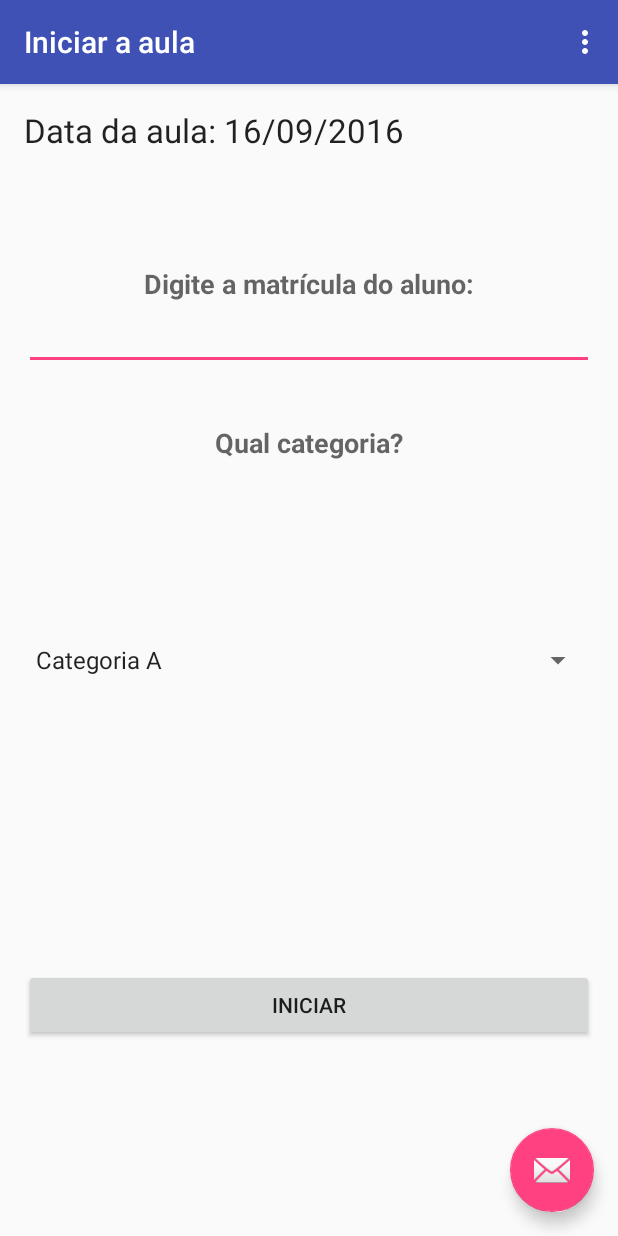
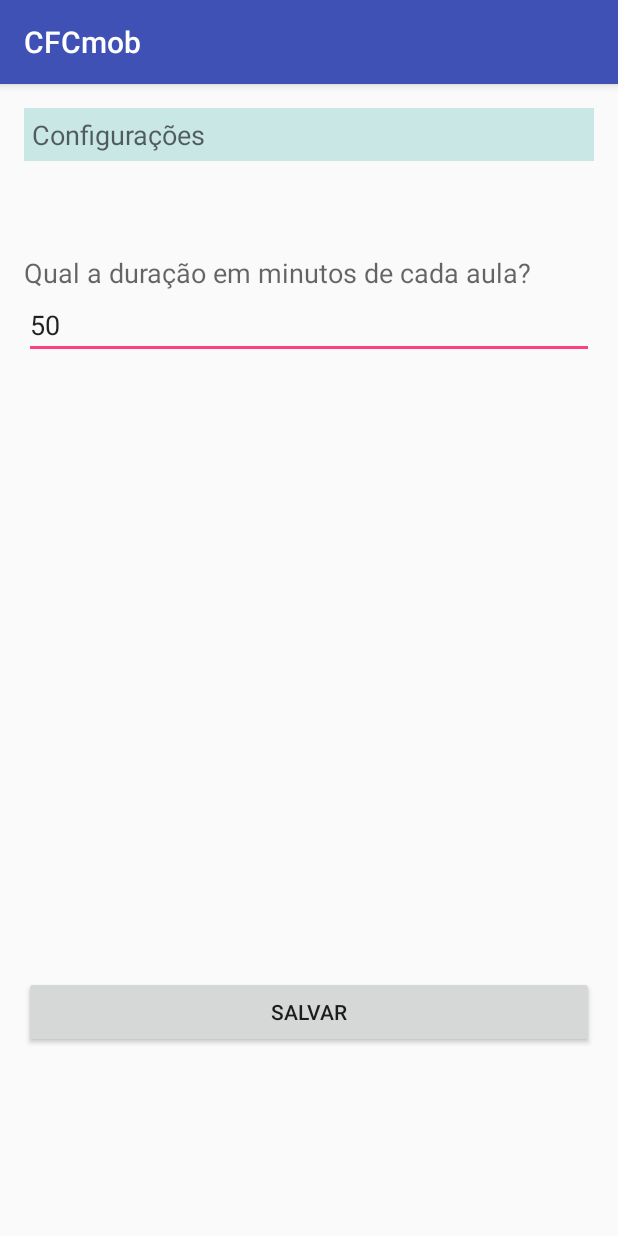
Before and after one commit to fabioaugustosl/cfcMobAndroid, an Android app: the IniciarAulaActivity screen opened directly, with no data from a screen before it, in the options menu, after a tap on "Configurações", on a phone screen of 412 x 824 dp. Run offline under Robolectric (Android 15) with nearby library versions, the phone set to English and light mode, and no system bars; 1 statement that could not run was skipped.

Commit message:
Tela prototipo configurações

```diff
--- a/mobile/src/main/AndroidManifest.xml
+++ b/mobile/src/main/AndroidManifest.xml
@@ -54,7 +54,8 @@
             android:name="com.google.android.gms.version"
             android:value="@integer/google_play_services_version" />
 
-        <activity android:name=".activity.NovoAlunoActivity"></activity>
+        <activity android:name=".activity.NovoAlunoActivity" />
+        <activity android:name=".activity.ConfiguracaoActivity"></activity>
     </application>
 
 </manifest>
--- a/mobile/src/main/java/br/com/virtz/www/cfcmob/activity/AvaliacaoTarefaActivity.java
+++ b/mobile/src/main/java/br/com/virtz/www/cfcmob/activity/AvaliacaoTarefaActivity.java
@@ -23,7 +23,6 @@ public class AvaliacaoTarefaActivity extends AppCompatActivity {
             txtAvalie.setText("Como foi a execução do exercício '"+nomeExercicio+"' pelo aluno?");
         }
 
-
     }
 
     public void avaliarTarefa(View view){
--- /dev/null
+++ b/mobile/src/main/java/br/com/virtz/www/cfcmob/activity/ConfiguracaoActivity.java
@@ -0,0 +1,25 @@
+package br.com.virtz.www.cfcmob.activity;
+
+import android.content.Intent;
+import android.support.v7.app.AppCompatActivity;
+import android.os.Bundle;
+import android.view.View;
+import android.widget.Toast;
+
+import br.com.virtz.www.cfcmob.R;
+
+public class ConfiguracaoActivity extends AppCompatActivity {
+
+    @Override
+    protected void onCreate(Bundle savedInstanceState) {
+        super.onCreate(savedInstanceState);
+        setContentView(R.layout.activity_configuracao);
+    }
+
+    public void salvar(View view){
+        Toast.makeText(getApplicationContext(),
+                "Configurações salvas com sucesso!", Toast.LENGTH_SHORT).show();
+
+        startActivity(new Intent(getBaseContext(), IniciarAulaActivity.class));
+    }
+}
--- a/mobile/src/main/java/br/com/virtz/www/cfcmob/activity/IniciarAulaActivity.java
+++ b/mobile/src/main/java/br/com/virtz/www/cfcmob/activity/IniciarAulaActivity.java
@@ -135,7 +135,7 @@ public class IniciarAulaActivity extends AppCompatActivity {
 
 
     public void irParaConfiguracoes() {
-        startActivity(new Intent(getBaseContext(), IniciarAulaActivity.class));
+        startActivity(new Intent(getBaseContext(), ConfiguracaoActivity.class));
     }
 
 
--- /dev/null
+++ b/mobile/src/main/res/layout/activity_configuracao.xml
@@ -0,0 +1,53 @@
+<?xml version="1.0" encoding="utf-8"?>
+<RelativeLayout xmlns:android="http://schemas.android.com/apk/res/android"
+    xmlns:tools="http://schemas.android.com/tools"
+    android:layout_width="match_parent"
+    android:layout_height="match_parent"
+    android:paddingBottom="@dimen/activity_vertical_margin"
+    android:paddingLeft="@dimen/activity_horizontal_margin"
+    android:paddingRight="@dimen/activity_horizontal_margin"
+    android:paddingTop="@dimen/activity_vertical_margin"
+    tools:context=".activity.ConfiguracaoActivity">
+
+    <TextView
+        android:layout_width="match_parent"
+        android:layout_height="wrap_content"
+        android:textAppearance="?android:attr/textAppearanceMedium"
+        android:text="Configurações"
+        android:id="@+id/txtConfiguracaoTitulo"
+        android:background="@color/highlighted_text_material_dark"
+        android:padding="5dp"
+        android:layout_alignParentTop="true"
+        android:layout_alignParentStart="true" />
+
+    <TextView
+        android:layout_width="wrap_content"
+        android:layout_height="wrap_content"
+        android:textAppearance="?android:attr/textAppearanceMedium"
+        android:text="Qual a duração em minutos de cada aula?"
+        android:id="@+id/txtTotalMinutosAula"
+        android:layout_below="@+id/txtConfiguracaoTitulo"
+        android:layout_alignParentStart="true"
+        android:layout_marginTop="62dp"
+        android:layout_alignEnd="@+id/txtConfiguracaoTitulo" />
+
+    <EditText
+        android:layout_width="wrap_content"
+        android:layout_height="wrap_content"
+        android:id="@+id/edtQtdMinutos"
+        android:layout_below="@+id/txtTotalMinutosAula"
+        android:layout_alignParentStart="true"
+        android:layout_alignEnd="@+id/txtTotalMinutosAula"
+        android:text="50" />
+
+    <Button
+        android:layout_width="wrap_content"
+        android:layout_height="wrap_content"
+        android:text="Salvar"
+        android:id="@+id/btnSalvarConfig"
+        android:layout_alignParentBottom="true"
+        android:layout_alignParentStart="true"
+        android:layout_marginBottom="109dp"
+        android:layout_alignEnd="@+id/edtQtdMinutos"
+        android:onClick="salvar" />
+</RelativeLayout>
```
